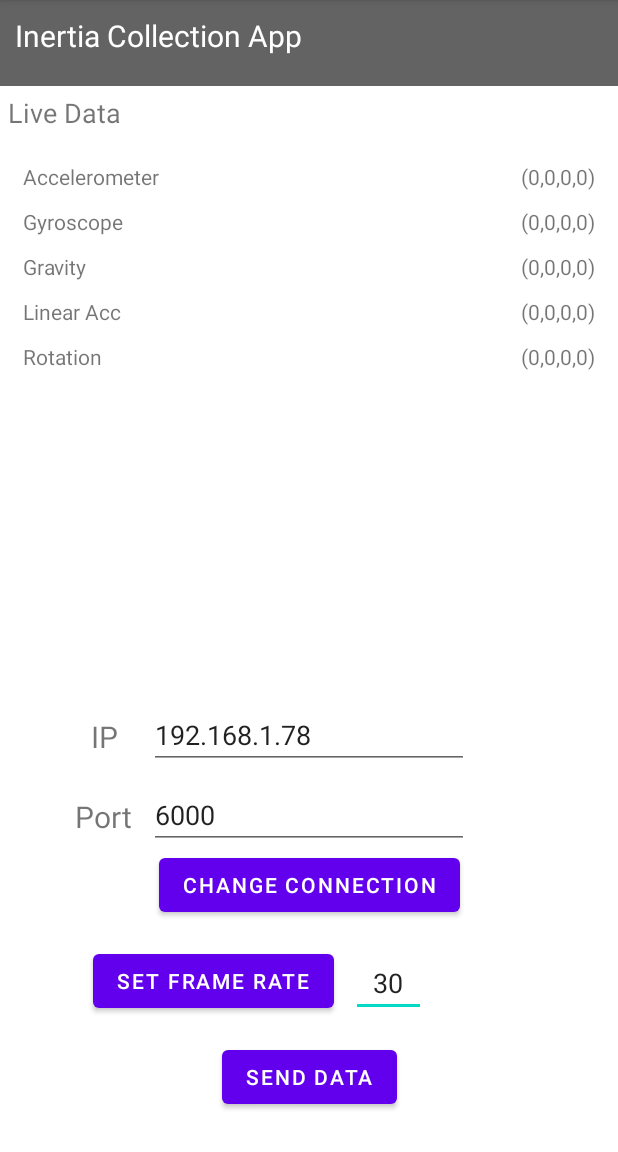
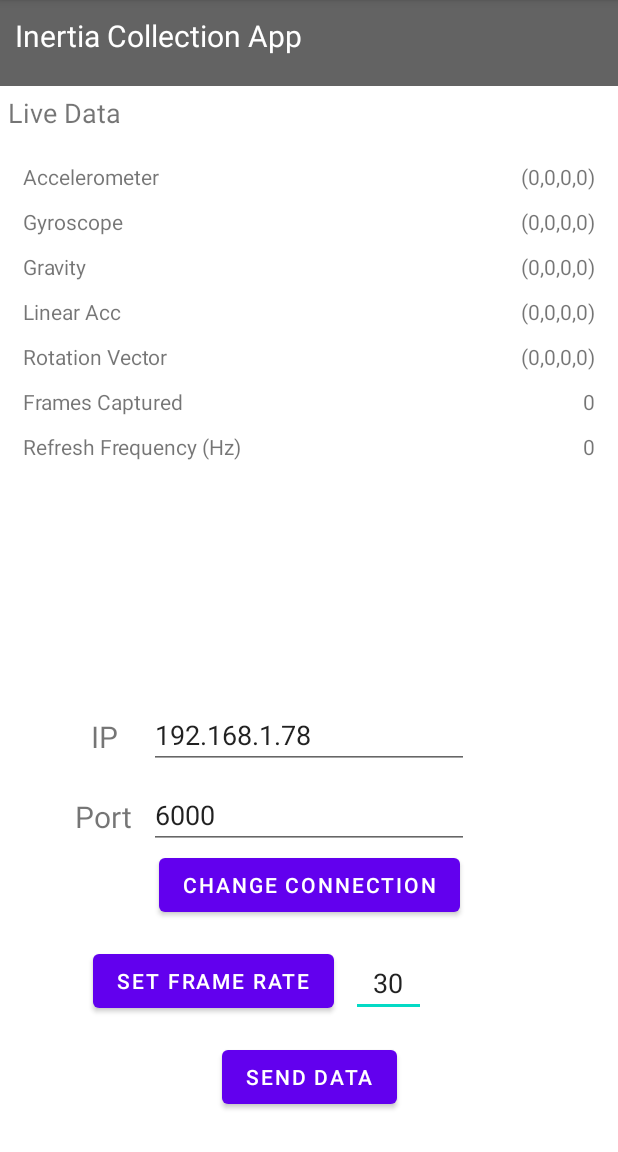
Before and after one commit to Niall010/InertiaPhoneApp, an Android app: the screen it shows after launch (MainActivity), on a phone screen of 412 x 824 dp, the part 84-1236 px from its top. Run offline under Robolectric (Android 15) with nearby library versions, the phone set to English and light mode, and no system bars; 1 statement that could not run was skipped.

Commit message:
added displacement

```diff
--- a/app/src/main/java/com/example/inertiaphoneapp/MainActivity.java
+++ b/app/src/main/java/com/example/inertiaphoneapp/MainActivity.java
@@ -10,20 +10,19 @@ import android.hardware.SensorEventListener;
 import android.hardware.SensorManager;
 import android.hardware.camera2.CameraAccessException;
 import android.hardware.camera2.CameraManager;
-import android.hardware.lights.LightsManager;
 import android.os.AsyncTask;
 import android.os.Build;
 import android.os.Bundle;
-import android.util.Log;
 import android.view.View;
 import android.widget.Button;
-import android.widget.Switch;
 import android.widget.TextView;
 
 import java.io.IOException;
+import java.io.OutputStream;
 import java.io.PrintWriter;
 import java.math.BigDecimal;
 import java.net.Socket;
+import java.util.ArrayList;
 import java.util.Arrays;
 
 
@@ -38,6 +37,9 @@ public class MainActivity extends AppCompatActivity implements SensorEventListen
     private boolean isSendingData;
     private String ipAddress;
     private int port;
+    private int sensorUpdateTime;
+    private long refreshFreq;
+    private long refreshRate;
 
     //Init up sensor manager
     private SensorManager sensorManager;
@@ -59,6 +61,8 @@ public class MainActivity extends AppCompatActivity implements SensorEventListen
     private TextView ipAddressText;
     private TextView portText;
     private Button connectionButton;
+    private TextView framesText;
+    private TextView refreshText;
 
     private InertiaData inertiaData;
 
@@ -73,12 +77,15 @@ public class MainActivity extends AppCompatActivity implements SensorEventListen
 
         //Initialise Variables
         frame = 0;
-        millisPerFrame = 1000/60; //60fps initialised
+        millisPerFrame = 1000/30; //30fps initialised
         frameTime = System.currentTimeMillis();
         isSendingData = false;
         inertiaData = new InertiaData();
         ipAddress = "192.168.1.78";
         port = 6000;
+        sensorUpdateTime = 1000; //10 milliseconds
+        refreshFreq = 0; //Hz
+        refreshRate = System.currentTimeMillis(); //elapsed time per frame
 
         //Get UI Elements
         accelerometerText = findViewById(R.id.accelerometerText);
@@ -92,6 +99,8 @@ public class MainActivity extends AppCompatActivity implements SensorEventListen
         ipAddressText = findViewById(R.id.ipAddressText);
         portText = findViewById(R.id.portText);
         connectionButton = findViewById(R.id.connectionButton);
+        framesText = findViewById(R.id.framesText);
+        refreshText = findViewById(R.id.refreshText);
 
         //Initialise Sensors
         sensorManager = (SensorManager) getSystemService(Context.SENSOR_SERVICE);
@@ -102,11 +111,11 @@ public class MainActivity extends AppCompatActivity implements SensorEventListen
         sensorRotationVector = sensorManager.getDefaultSensor(Sensor.TYPE_ROTATION_VECTOR);
 
         //Create listeners for change of sensors
-        sensorManager.registerListener(MainActivity.this, sensorAccelerometer, SensorManager.SENSOR_DELAY_FASTEST);
-        sensorManager.registerListener(MainActivity.this, sensorGravity, SensorManager.SENSOR_DELAY_FASTEST);
-        sensorManager.registerListener(MainActivity.this, sensorGyro, SensorManager.SENSOR_DELAY_FASTEST);
-        sensorManager.registerListener(MainActivity.this, sensorLinearAcceleration, SensorManager.SENSOR_DELAY_FASTEST);
-        sensorManager.registerListener(MainActivity.this, sensorRotationVector, SensorManager.SENSOR_DELAY_FASTEST);
+        sensorManager.registerListener(MainActivity.this, sensorAccelerometer, sensorUpdateTime);
+        sensorManager.registerListener(MainActivity.this, sensorGravity, sensorUpdateTime);
+        sensorManager.registerListener(MainActivity.this, sensorGyro, sensorUpdateTime);
+        sensorManager.registerListener(MainActivity.this, sensorLinearAcceleration, sensorUpdateTime);
+        sensorManager.registerListener(MainActivity.this, sensorRotationVector,  sensorUpdateTime);
 
         //Initialise Camera Flash
         cameraManager = (CameraManager) getSystemService(Context.CAMERA_SERVICE);
@@ -158,8 +167,6 @@ public class MainActivity extends AppCompatActivity implements SensorEventListen
                 port = Integer.parseInt(portText.getText().toString());
             }
         });
-
-
     }
 
 
@@ -172,37 +179,44 @@ public class MainActivity extends AppCompatActivity implements SensorEventListen
         String text = "";
         elapsedTimeMillis = System.currentTimeMillis() - frameTime;
 
+        refreshFreq = (System.currentTimeMillis() - refreshRate);
+        refreshRate = System.currentTimeMillis();
+        refreshText.setText(String.valueOf(refreshFreq));
+
 
         //Get most recent sensor update and assign to class object inertiaData + print
         if (sensor.getType() == Sensor.TYPE_ACCELEROMETER) {
-            text = ("X: " + round(event.values[0], 2) + " Y: " + round(event.values[1], 2) + " Z: " + round(event.values[2], 2));
+            text = ("X: " + HelperClass.round(event.values[0], 2) + " Y: " + HelperClass.round(event.values[1], 2) + " Z: " + HelperClass.round(event.values[2], 2));
             inertiaData.setAccelerometerVector(event.values);
             accelerometerText.setText(text);
         } else if (sensor.getType() == Sensor.TYPE_GRAVITY) {
-            text = ("X: " + round(event.values[0], 2) + " Y: " + round(event.values[1], 2) + " Z: " + round(event.values[2], 2));
+            text = ("X: " + HelperClass.round(event.values[0], 2) + " Y: " + HelperClass.round(event.values[1], 2) + " Z: " + HelperClass.round(event.values[2], 2));
             inertiaData.setGravityVector(event.values);
             gravityText.setText(text);
         } else if (sensor.getType() == Sensor.TYPE_GYROSCOPE) {
-            text = ("X: " + round(event.values[0], 2) + " Y: " + round(event.values[1], 2) + " Z: " + round(event.values[2], 2));
+            text = ("X: " + HelperClass.round(event.values[0], 2) + " Y: " + HelperClass.round(event.values[1], 2) + " Z: " + HelperClass.round(event.values[2], 2));
             inertiaData.setGyroVector(event.values);
             gyroText.setText(text);
         } else if (sensor.getType() == Sensor.TYPE_LINEAR_ACCELERATION) {
             inertiaData.setLinearAccelerationVector(event.values);
-            text = ("X: " + round(event.values[0], 2) + " Y: " + round(event.values[1], 2) + " Z: " + round(event.values[2], 2));
+            text = ("X: " + HelperClass.round(event.values[0], 2) + " Y: " + HelperClass.round(event.values[1], 2) + " Z: " + HelperClass.round(event.values[2], 2));
             linearAccelerationText.setText(text);
         } else if (sensor.getType() == Sensor.TYPE_ROTATION_VECTOR) {
             inertiaData.setRotationVector(event.values);
-            text = ("X: " + round(event.values[0], 2) + " Y: " + round(event.values[1], 2) + " Z: " + round(event.values[2], 2) + " Vector: " + round(event.values[3], 2));
+            text = ("X: " + HelperClass.round(event.values[0], 2) + " Y: " + HelperClass.round(event.values[1], 2) + " Z: " + HelperClass.round(event.values[2], 2) + " Vector: " + HelperClass.round(event.values[3], 2));
             rotationVectorText.setText(text);
         }
 
+
         if(isSendingData == true) {
-            //send data every 16 milliseconds, therefore 999 every second almost 60fps
             if (elapsedTimeMillis > millisPerFrame) {
                 frameTime = System.currentTimeMillis();
+
                 BackgroundTask b1 = new BackgroundTask();
+                inertiaData.setDisplacement(getDisplacement(0, inertiaData.getLinearAccelerationVector(),millisPerFrame/1000));
                 b1.execute("frame " +  frame + " " + inertiaData.convertToString(inertiaData));
                 frame++;
+                framesText.setText(String.valueOf(frame));
             }
             try {
                 cameraManager.setTorchMode(cameraID, false);
@@ -210,6 +224,22 @@ public class MainActivity extends AppCompatActivity implements SensorEventListen
                 e.printStackTrace();
             }
         }
+
+    }
+
+    public static float[] getDisplacement(float initialVelocity, float acceleration[], double time)
+    {
+        //calculated in meters, converted to millimeters
+        String strDisplacement =" X: " + String.valueOf( ((initialVelocity*time) + 0.5*(acceleration[0]*(time*time)))*1000  ) +
+                                " Y: " + String.valueOf( ((initialVelocity*time) + 0.5*(acceleration[1]*(time*time)))*1000  ) +
+                                " Z: " +String.valueOf( ((initialVelocity*time) + 0.5*(acceleration[2]*(time*time)))*1000 );
+
+        float[] displacement = new float[3];
+        displacement[0] = (float) (((initialVelocity * time) + 0.5 * (acceleration[0] * (time * time))) * 1000);
+        displacement[1] = (float) (((initialVelocity * time) + 0.5 * (acceleration[1] * (time * time))) * 1000);
+        displacement[2] = (float) (((initialVelocity * time) + 0.5 * (acceleration[2] * (time * time))) * 1000);
+
+        return displacement;
     }
 
     @Override
@@ -217,17 +247,12 @@ public class MainActivity extends AppCompatActivity implements SensorEventListen
 
     }
 
-    public static float round(float d, int decimalPlace) {
-        BigDecimal bd = new BigDecimal(Float.toString(d));
-        bd = bd.setScale(decimalPlace, BigDecimal.ROUND_HALF_UP);
-        return bd.floatValue();
-    }
-
-
 
     class BackgroundTask extends AsyncTask<String,Void,Void>
     {
         Socket s;
+        OutputStream os;
+
         PrintWriter writer;
 
         @Override
@@ -235,10 +260,25 @@ public class MainActivity extends AppCompatActivity implements SensorEventListen
             try {
                 String message = voids[0];
                 s = new Socket(ipAddress, port);
+              //  os = s.getOutputStream();
                 writer = new PrintWriter(s.getOutputStream());
                 writer.write(String.valueOf(message));
                 writer.flush();
                 writer.close();
+
+/*
+                // Sending to c# sockets
+                byte[] toSendBytes = message.getBytes();
+                int toSendLen = toSendBytes.length;
+                byte[] toSendLenBytes = new byte[4];
+                toSendLenBytes[0] = (byte)(toSendLen & 0xff);
+                toSendLenBytes[1] = (byte)((toSendLen >> 8) & 0xff);
+                toSendLenBytes[2] = (byte)((toSendLen >> 16) & 0xff);
+                toSendLenBytes[3] = (byte)((toSendLen >> 24) & 0xff);
+                os.write(toSendLenBytes);
+                os.write(toSendBytes);
+*/
+
                 s.close();
             }
             catch(IOException e)
@@ -247,6 +287,11 @@ public class MainActivity extends AppCompatActivity implements SensorEventListen
             }
             return null;
         }
+
+
+
+
+
     }
 
     class InertiaData
@@ -257,6 +302,7 @@ public class MainActivity extends AppCompatActivity implements SensorEventListen
         float gyroVector[];
         float linearAccelerationVector[];
         float rotationVector[];
+        float displacement[];
 
         public void setAccelerometerVector(float[] accelerometerVector) { this.accelerometerVector = accelerometerVector; }
 
@@ -278,6 +324,10 @@ public class MainActivity extends AppCompatActivity implements SensorEventListen
 
         public float[] getRotationVector() { return rotationVector; }
 
+        public float[] getDisplacement() { return displacement; }
+
+        public void setDisplacement(float[] displacement) { this.displacement = displacement; }
+
         public String convertToString(InertiaData data)
         {
             String text = "";
@@ -285,7 +335,8 @@ public class MainActivity extends AppCompatActivity implements SensorEventListen
                     "Gravity:" + Arrays.toString(data.getGravityVector()) +
                     "Gyro:" + Arrays.toString(data.getGyroVector()) +
                     "LinearAcceleration:" + Arrays.toString(data.getLinearAccelerationVector()) +
-                    "Rotation:" + Arrays.toString(data.getRotationVector())
+                    "Rotation:" + Arrays.toString(data.getRotationVector()) +
+                    "Linear Displacement: " + Arrays.toString(data.getDisplacement())
             );
 
             return text;
--- a/app/src/main/res/layout/activity_main.xml
+++ b/app/src/main/res/layout/activity_main.xml
@@ -55,98 +55,136 @@
             android:padding="10dp"
             app:layout_constraintBottom_toBottomOf="parent"
             app:layout_constraintEnd_toEndOf="parent"
+            app:layout_constraintHorizontal_bias="1.0"
             app:layout_constraintStart_toStartOf="parent"
-            app:layout_constraintTop_toBottomOf="@+id/textView3">
+            app:layout_constraintTop_toBottomOf="@+id/textView3"
+            app:layout_constraintVertical_bias="0.0">
+
+            <TextView
+                android:id="@+id/refreshLabel"
+                android:layout_width="wrap_content"
+                android:layout_height="wrap_content"
+                android:padding="5dp"
+                android:text="Refresh Frequency (Hz)"
+                app:layout_constraintStart_toStartOf="parent"
+                app:layout_constraintTop_toBottomOf="@+id/framesLabel" />
+
+            <TextView
+                android:id="@+id/refreshText"
+                android:layout_width="wrap_content"
+                android:layout_height="wrap_content"
+                android:padding="5dp"
+                android:text="0"
+                app:layout_constraintEnd_toEndOf="parent"
+                app:layout_constraintTop_toBottomOf="@+id/framesText" />
+
+            <TextView
+                android:id="@+id/framesLabel"
+                android:layout_width="wrap_content"
+                android:layout_height="wrap_content"
+                android:padding="5dp"
+                android:text="Frames Captured"
+                app:layout_constraintStart_toStartOf="parent"
+                app:layout_constraintTop_toBottomOf="@+id/rotationVectorLabel" />
+
+            <TextView
+                android:id="@+id/framesText"
+                android:layout_width="wrap_content"
+                android:layout_height="wrap_content"
+                android:padding="5dp"
+                android:text="0"
+                app:layout_constraintEnd_toEndOf="parent"
+                app:layout_constraintTop_toBottomOf="@+id/rotationVectorText" />
 
             <TextView
                 android:id="@+id/accelerometerLabel"
                 android:layout_width="wrap_content"
                 android:layout_height="wrap_content"
+                android:padding="5dp"
                 android:text="Accelerometer"
-                app:layout_constraintTop_toTopOf="parent"
                 app:layout_constraintStart_toStartOf="parent"
-                android:padding="5dp"/>
+                app:layout_constraintTop_toTopOf="parent" />
 
             <TextView
                 android:id="@+id/accelerometerText"
                 android:layout_width="wrap_content"
                 android:layout_height="wrap_content"
+                android:padding="5dp"
                 android:text="(0,0,0,0)"
-                android:padding="5dp"
-                app:layout_constraintTop_toTopOf="parent"
-                app:layout_constraintEnd_toEndOf="parent"/>
+                app:layout_constraintEnd_toEndOf="parent"
+                app:layout_constraintTop_toTopOf="parent" />
 
             <TextView
                 android:id="@+id/gyroLabel"
                 android:layout_width="wrap_content"
                 android:layout_height="wrap_content"
+                android:padding="5dp"
                 android:text="Gyroscope"
-                app:layout_constraintTop_toBottomOf="@id/accelerometerLabel"
                 app:layout_constraintStart_toStartOf="parent"
-                android:padding="5dp"/>
+                app:layout_constraintTop_toBottomOf="@id/accelerometerLabel" />
 
             <TextView
                 android:id="@+id/gyroText"
                 android:layout_width="wrap_content"
                 android:layout_height="wrap_content"
+                android:padding="5dp"
                 android:text="(0,0,0,0)"
-                android:padding="5dp"
-                app:layout_constraintTop_toBottomOf="@id/accelerometerText"
-                app:layout_constraintEnd_toEndOf="parent"/>
+                app:layout_constraintEnd_toEndOf="parent"
+                app:layout_constraintTop_toBottomOf="@id/accelerometerText" />
 
             <TextView
                 android:id="@+id/gravityLabel"
                 android:layout_width="wrap_content"
                 android:layout_height="wrap_content"
+                android:padding="5dp"
                 android:text="Gravity"
-                app:layout_constraintTop_toBottomOf="@id/gyroLabel"
                 app:layout_constraintStart_toStartOf="parent"
-                android:padding="5dp"/>
+                app:layout_constraintTop_toBottomOf="@id/gyroLabel" />
 
             <TextView
                 android:id="@+id/gravityText"
                 android:layout_width="wrap_content"
                 android:layout_height="wrap_content"
+                android:padding="5dp"
                 android:text="(0,0,0,0)"
-                android:padding="5dp"
-                app:layout_constraintTop_toBottomOf="@id/gyroText"
-                app:layout_constraintEnd_toEndOf="parent"/>
+                app:layout_constraintEnd_toEndOf="parent"
+                app:layout_constraintTop_toBottomOf="@id/gyroText" />
 
             <TextView
                 android:id="@+id/linearAccelerationLabel"
                 android:layout_width="wrap_content"
                 android:layout_height="wrap_content"
+                android:padding="5dp"
                 android:text="Linear Acc"
-                app:layout_constraintTop_toBottomOf="@id/gravityLabel"
                 app:layout_constraintStart_toStartOf="parent"
-                android:padding="5dp"/>
+                app:layout_constraintTop_toBottomOf="@id/gravityLabel" />
 
             <TextView
                 android:id="@+id/linearAccelerationText"
                 android:layout_width="wrap_content"
                 android:layout_height="wrap_content"
+                android:padding="5dp"
                 android:text="(0,0,0,0)"
-                android:padding="5dp"
-                app:layout_constraintTop_toBottomOf="@id/gravityText"
-                app:layout_constraintEnd_toEndOf="parent"/>
+                app:layout_constraintEnd_toEndOf="parent"
+                app:layout_constraintTop_toBottomOf="@id/gravityText" />
 
             <TextView
                 android:id="@+id/rotationVectorLabel"
                 android:layout_width="wrap_content"
                 android:layout_height="wrap_content"
-                android:text="Rotation"
-                app:layout_constraintTop_toBottomOf="@id/linearAccelerationLabel"
+                android:padding="5dp"
+                android:text="Rotation Vector"
                 app:layout_constraintStart_toStartOf="parent"
-                android:padding="5dp"/>
+                app:layout_constraintTop_toBottomOf="@id/linearAccelerationLabel" />
 
             <TextView
                 android:id="@+id/rotationVectorText"
                 android:layout_width="wrap_content"
                 android:layout_height="wrap_content"
+                android:padding="5dp"
                 android:text="(0,0,0,0)"
-                android:padding="5dp"
-                app:layout_constraintTop_toBottomOf="@id/linearAccelerationText"
-                app:layout_constraintEnd_toEndOf="parent"/>
+                app:layout_constraintEnd_toEndOf="parent"
+                app:layout_constraintTop_toBottomOf="@id/linearAccelerationText" />
 
             <Button
                 android:id="@+id/sendDataButton"
```
Also changed, not shown: app/src/main/java/com/example/inertiaphoneapp/HelperClass.java (added, +101 -0 lines).
